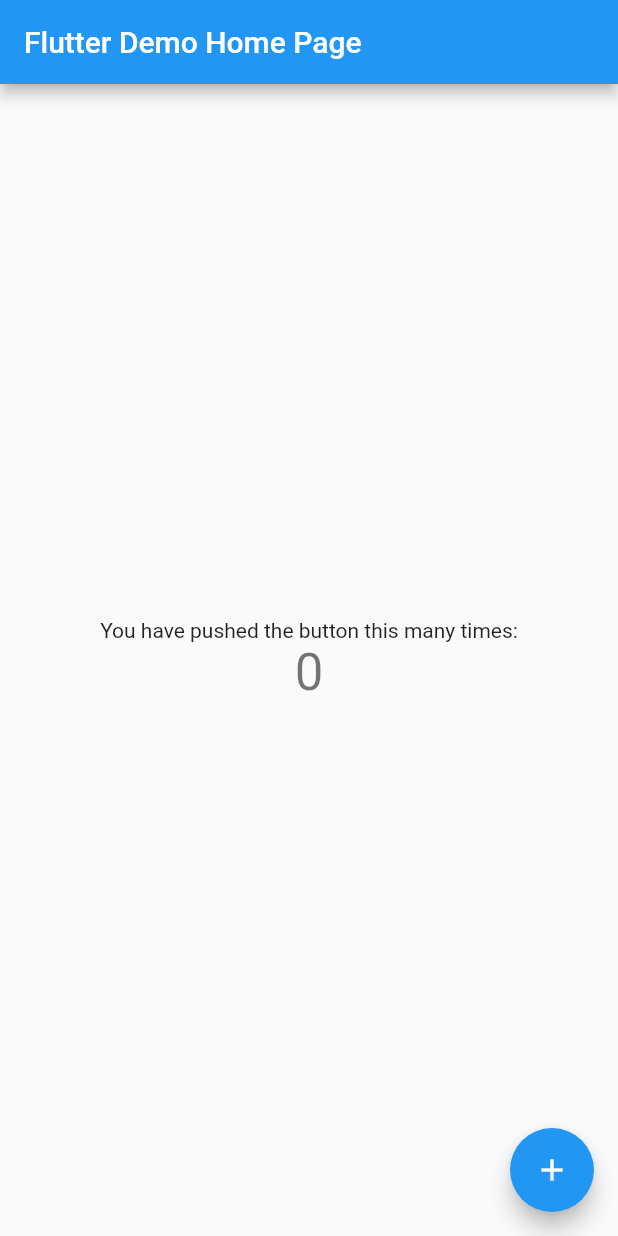
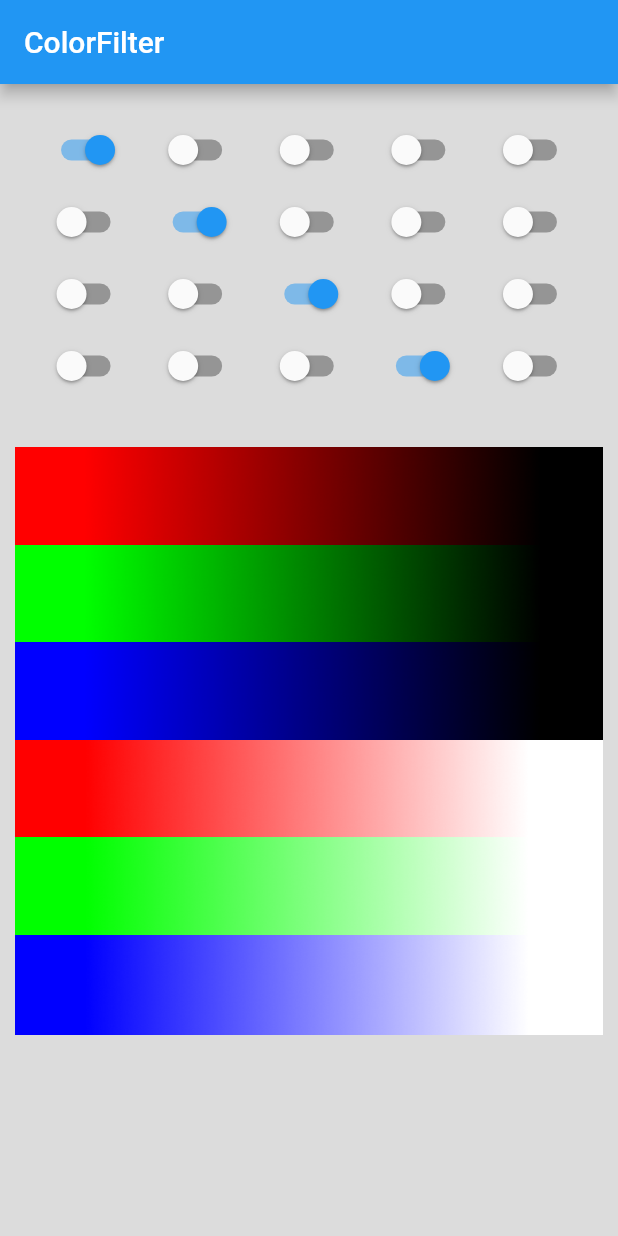
Before and after one commit to dynamomobile/flutter_colorfilter, a Flutter app: the screen it shows after launch, on a phone screen of 412 x 824 dp. Run offline on Flutter 3.47's test engine with Material 2 defaults, Android fonts, the phone set to English and light mode, and no system bars.

Commit message:
Added colorfilter demo code

```diff
--- a/lib/main.dart
+++ b/lib/main.dart
@@ -1,111 +1,151 @@
+import 'dart:async';
+import 'dart:typed_data';
+import 'dart:ui' as ui;
+
 import 'package:flutter/material.dart';
+import 'package:flutter/services.dart';
 
 void main() => runApp(MyApp());
 
 class MyApp extends StatelessWidget {
-  // This widget is the root of your application.
   @override
   Widget build(BuildContext context) {
     return MaterialApp(
-      title: 'Flutter Demo',
+      title: 'ColorFilter Demo',
       theme: ThemeData(
-        // This is the theme of your application.
-        //
-        // Try running your application with "flutter run". You'll see the
-        // application has a blue toolbar. Then, without quitting the app, try
-        // changing the primarySwatch below to Colors.green and then invoke
-        // "hot reload" (press "r" in the console where you ran "flutter run",
-        // or simply save your changes to "hot reload" in a Flutter IDE).
-        // Notice that the counter didn't reset back to zero; the application
-        // is not restarted.
         primarySwatch: Colors.blue,
       ),
-      home: MyHomePage(title: 'Flutter Demo Home Page'),
+      home: ColorFilterDemo(),
     );
   }
 }
 
-class MyHomePage extends StatefulWidget {
-  MyHomePage({Key key, this.title}) : super(key: key);
+class ColorFilterDemo extends StatefulWidget {
+  @override
+  ColorFilterDemoState createState() => ColorFilterDemoState();
+}
 
-  // This widget is the home page of your application. It is stateful, meaning
-  // that it has a State object (defined below) that contains fields that affect
-  // how it looks.
-
-  // This class is the configuration for the state. It holds the values (in this
-  // case the title) provided by the parent (in this case the App widget) and
-  // used by the build method of the State. Fields in a Widget subclass are
-  // always marked "final".
-
-  final String title;
+class ColorFilterDemoState extends State<ColorFilterDemo> {
+  ImagePainter imagePainter;
+  List<bool> matrix;
 
   @override
-  _MyHomePageState createState() => _MyHomePageState();
-}
-
-class _MyHomePageState extends State<MyHomePage> {
-  int _counter = 0;
-
-  void _incrementCounter() {
-    setState(() {
-      // This call to setState tells the Flutter framework that something has
-      // changed in this State, which causes it to rerun the build method below
-      // so that the display can reflect the updated values. If we changed
-      // _counter without calling setState(), then the build method would not be
-      // called again, and so nothing would appear to happen.
-      _counter++;
-    });
+  void initState() {
+    super.initState();
+    imagePainter = ImagePainter(this);
+    matrix = List.generate(5 * 4, (_) => false);
+    matrix[0 + 0 * 5] = true;
+    matrix[1 + 1 * 5] = true;
+    matrix[2 + 2 * 5] = true;
+    matrix[3 + 3 * 5] = true;
   }
 
   @override
   Widget build(BuildContext context) {
-    // This method is rerun every time setState is called, for instance as done
-    // by the _incrementCounter method above.
-    //
-    // The Flutter framework has been optimized to make rerunning build methods
-    // fast, so that you can just rebuild anything that needs updating rather
-    // than having to individually change instances of widgets.
     return Scaffold(
       appBar: AppBar(
-        // Here we take the value from the MyHomePage object that was created by
-        // the App.build method, and use it to set our appbar title.
-        title: Text(widget.title),
+        title: Text('ColorFilter'),
       ),
-      body: Center(
-        // Center is a layout widget. It takes a single child and positions it
-        // in the middle of the parent.
-        child: Column(
-          // Column is also a layout widget. It takes a list of children and
-          // arranges them vertically. By default, it sizes itself to fit its
-          // children horizontally, and tries to be as tall as its parent.
-          //
-          // Invoke "debug painting" (press "p" in the console, choose the
-          // "Toggle Debug Paint" action from the Flutter Inspector in Android
-          // Studio, or the "Toggle Debug Paint" command in Visual Studio Code)
-          // to see the wireframe for each widget.
-          //
-          // Column has various properties to control how it sizes itself and
-          // how it positions its children. Here we use mainAxisAlignment to
-          // center the children vertically; the main axis here is the vertical
-          // axis because Columns are vertical (the cross axis would be
-          // horizontal).
-          mainAxisAlignment: MainAxisAlignment.center,
-          children: <Widget>[
-            Text(
-              'You have pushed the button this many times:',
+      body: FutureBuilder(
+        future: _loadImage(),
+        builder: (context, snapshot) {
+          if (snapshot.connectionState == ConnectionState.done) {
+            imagePainter.image = snapshot.data;
+          }
+          return Container(
+            color: Colors.black12,
+            child: Center(
+              child: Column(
+                children: [
+                  Padding(
+                    padding: EdgeInsets.all(20),
+                    child: _switchBoard(),
+                  ),
+                  Padding(
+                    padding: EdgeInsets.all(10),
+                    child: _canvas(),
+                  ),
+                ],
+              ),
             ),
-            Text(
-              '$_counter',
-              style: Theme.of(context).textTheme.display1,
+          );
+        },
+      ),
+    );
+  }
+
+  Future<ui.Image> _loadImage() async {
+    final ByteData data = await rootBundle.load('assets/rgb-bands.png');
+    final Completer<ui.Image> completer = new Completer();
+    ui.decodeImageFromList(Uint8List.view(data.buffer), (ui.Image img) {
+      return completer.complete(img);
+    });
+    return completer.future;
+  }
+
+  Widget _canvas() {
+    return LayoutBuilder(
+      builder: (context, size) {
+        return CustomPaint(
+          painter: imagePainter,
+          size: Size.square(size.maxWidth),
+        );
+      },
+    );
+  }
+
+  Widget _switchBoard() {
+    return Table(
+      children: List.generate(
+        4,
+        (row) => TableRow(
+          children: List.generate(
+            5,
+            (column) => Switch(
+              value: matrix[column + row * 5],
+              onChanged: (value) {
+                setState(() {
+                  matrix[column + row * 5] = value;
+                });
+              },
             ),
-          ],
+          ),
         ),
       ),
-      floatingActionButton: FloatingActionButton(
-        onPressed: _incrementCounter,
-        tooltip: 'Increment',
-        child: Icon(Icons.add),
-      ), // This trailing comma makes auto-formatting nicer for build methods.
     );
   }
 }
+
+class ImagePainter extends CustomPainter {
+  ImagePainter(this.state);
+
+  ColorFilterDemoState state;
+  ui.Image image;
+
+  @override
+  void paint(Canvas canvas, Size size) {
+    final paint = Paint();
+    paint.color = Colors.white;
+    canvas.drawRect(Rect.fromLTRB(0, 0, size.width, size.height), paint);
+    if (image != null) {
+      paint.colorFilter = ColorFilter.matrix(List.generate(5 * 4, (index) {
+        if ((index + 1) % 5 == 0) {
+          return state.matrix[index] ? 255.0 : 0.0;
+        }
+        return state.matrix[index] ? 1.0 : 0.0;
+      }));
+      // Default matrix
+      // 1.0, 0.0, 0.0, 0.0, 0,
+      // 0.0, 1.0, 0.0, 0.0, 0,
+      // 0.0, 0.0, 1.0, 0.0, 0,
+      // 0.0, 0.0, 0.0, 1.0, 0,
+      canvas.scale(size.width / image.width, size.height / image.height);
+      canvas.drawImage(image, Offset.zero, paint);
+    }
+  }
+
+  @override
+  bool shouldRepaint(CustomPainter oldDelegate) {
+    return false;
+  }
+}
```
Also changed, not shown: pubspec.yaml (+2 -53 lines), assets/rgb-bands.png (added), 2 other files.
